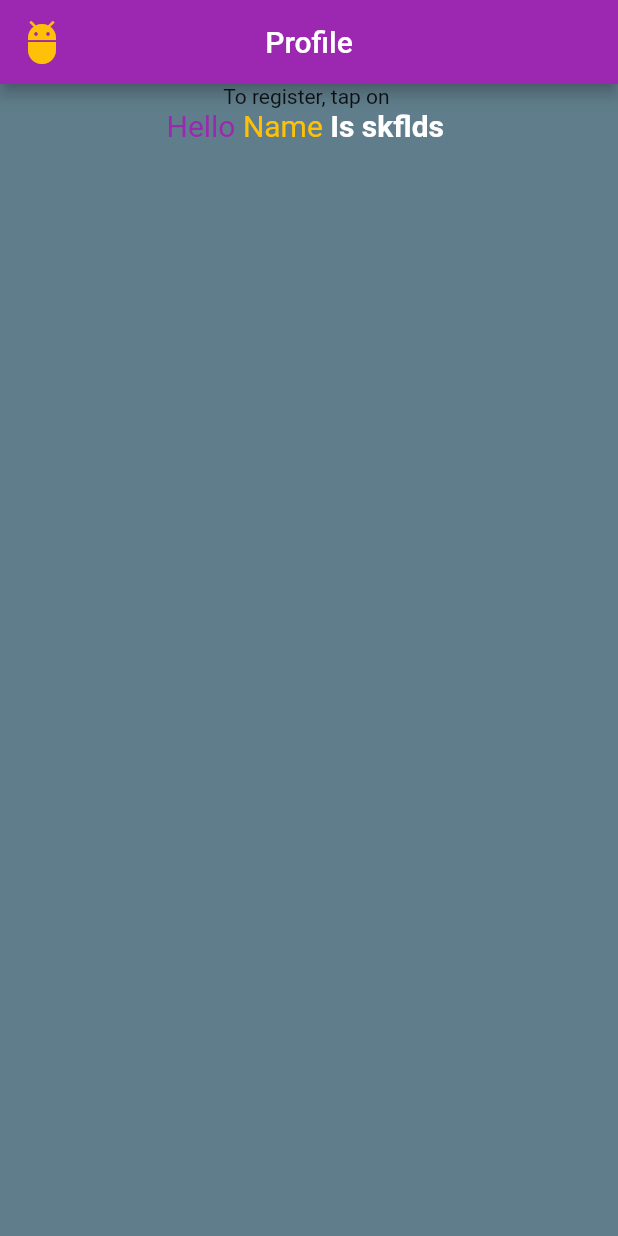
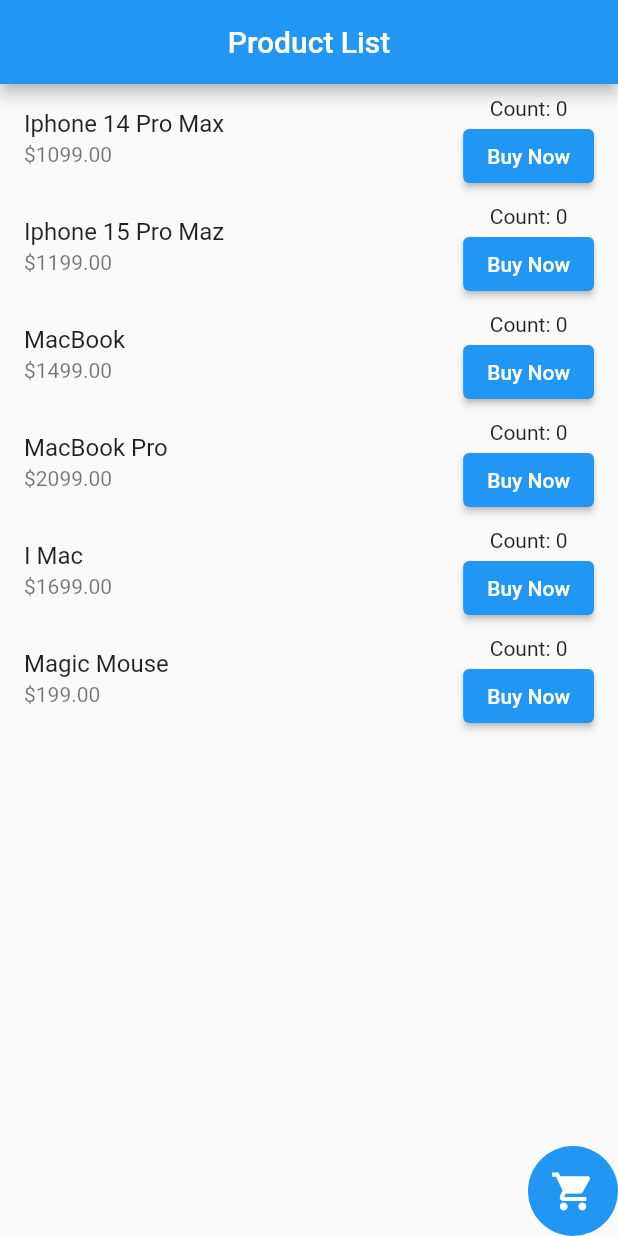
Before and after one commit to shahad7464/app_devolpment, a Flutter app: the screen it shows after launch, on a phone screen of 412 x 824 dp. Run offline on Flutter 3.47's test engine with Material 2 defaults, Android fonts, the phone set to English and light mode, and no system bars.

Commit message:
did some finishing

```diff
--- a/lib/main.dart
+++ b/lib/main.dart
@@ -1,65 +1,150 @@
 import 'package:flutter/material.dart';
 
 void main() {
-  // give me some widget
   runApp(MyApp());
 }
-
-// Hot reload => ctl + s
-// Hot restart => ctl + shift + \
 
 class MyApp extends StatelessWidget {
   @override
   Widget build(BuildContext context) {
     return MaterialApp(
-      debugShowCheckedModeBanner: true,
-      home: HomeScreen(),
-      title: 'Profile',
+      home: Scaffold(
+        appBar: AppBar(
+          title: Text('Product List'),
+          centerTitle: true,
+        ),
+        body: ProductList(),
+      ),
     );
   }
 }
 
-class HomeScreen extends StatelessWidget {
+class Product {
+  final String name;
+  final double price;
+  int count;
+
+  Product({required this.name,required this.price, this.count =0 });
+}
+
+class ProductList extends StatefulWidget {
+  @override
+  _ProductListState createState() => _ProductListState();
+}
+
+class _ProductListState extends State<ProductList> {
+  List<Product> products = [
+    Product(name: 'Iphone 14 Pro Max', price: 1099),
+    Product(name: 'Iphone 15 Pro Maz', price: 1199),
+    Product(name: 'MacBook', price: 1499),
+    Product(name: 'MacBook Pro', price: 2099),
+    Product(name: 'I Mac', price: 1699),
+    Product(name: 'Magic Mouse', price: 199),
+
+  ];
+
+  void _incrementCount(int index) {
+    setState(() {
+      products[index].count++;
+      if (products[index].count == 5) {
+        showDialog(
+          context: context,
+          builder: (BuildContext context) {
+            return AlertDialog(
+              title: Text('Congratulations!'),
+              content: Text('You have bought 5 ${products[index].name}'),
+              actions: [
+                ElevatedButton(
+                  onPressed: () {
+                    Navigator.of(context).pop();
+                  },
+                  child: Text('OK'),
+                ),
+              ],
+            );
+          },
+        );
+      }
+    });
+  }
+
+
+  @override
+  Widget build(BuildContext context) {
+    return Column(
+      children: [
+        Expanded(
+          child: ListView.builder(
+            itemCount: products.length,
+            itemBuilder: (context, index) {
+              return ListTile(
+                title: Text(products[index].name),
+                subtitle: Text('\$${products[index].price.toStringAsFixed(2)}'),
+                trailing: Column(
+                  mainAxisSize: MainAxisSize.min,
+                  children: [
+                    Text('Count: ${products[index].count}'),
+                    ElevatedButton(onPressed:(){
+                      _incrementCount(index);
+                    }, child: Text('Buy Now'))
+                  ],
+                ),
+              );
+            },
+          ),
+        ),
+        Row(
+          mainAxisAlignment: MainAxisAlignment.end,
+          children: [
+            CircleAvatar(
+              backgroundColor: Colors.blue,
+              radius: 30,
+              child: Row(
+                mainAxisAlignment: MainAxisAlignment.center,
+                crossAxisAlignment: CrossAxisAlignment.center,
+                children: [
+                  IconButton(onPressed: (){
+                    Navigator.push(context,
+                      MaterialPageRoute(builder: (context) => CartPage(products)),
+                    );
+                  }, icon: Icon(Icons.shopping_cart),iconSize: 30,color: Colors.white,),
+                ],
+              ),
+            )
+          ],
+        )
+
+      ],
+    );
+  }
+}
+
+class CartPage extends StatelessWidget {
+  final List<Product> cartProducts;
+
+  CartPage(this.cartProducts);
+
+  int _totalItemCount() {
+    int total = 0;
+    for (var product in cartProducts) {
+      total += product.count;
+    }
+    return total;
+  }
+
   @override
   Widget build(BuildContext context) {
     return Scaffold(
-      backgroundColor: Colors.blueGrey,
       appBar: AppBar(
-        backgroundColor: Colors.purple,
-        centerTitle: true,
-        title: Text('Profile'),
-        leading: Icon(
-          Icons.adb_rounded,
-          color: Colors.amber,
-          size: 32,
+        title: Text('Cart'),
+      ),
+      body: Center(
+        child: Column(
+          mainAxisAlignment: MainAxisAlignment.center,
+          children: [
+            Text('Total Items in Cart: ${_totalItemCount()}'),
+          ],
         ),
-      ),
-      body: Column(
-        children: [
-          Row(
-            mainAxisAlignment: MainAxisAlignment.center,
-            crossAxisAlignment: CrossAxisAlignment.end,
-            children: [
-              Text('To register, tap on '),
-            ],
-          ),
-          RichText(
-            text: TextSpan(
-              style: TextStyle(fontSize: 20, color: Colors.purple),
-              children: [
-                TextSpan(
-                    text: 'Hello ', style: TextStyle(color: Colors.purple)),
-                TextSpan(text: 'Name ', style: TextStyle(color: Colors.amber)),
-                TextSpan(
-                    text: 'Is skflds ',
-                    style: TextStyle(
-                        fontSize: 20,
-                        color: Colors.white,
-                        fontWeight: FontWeight.w600)),
-              ],
-            ),
-          ),
-        ],
       ),
     );
   }
```
